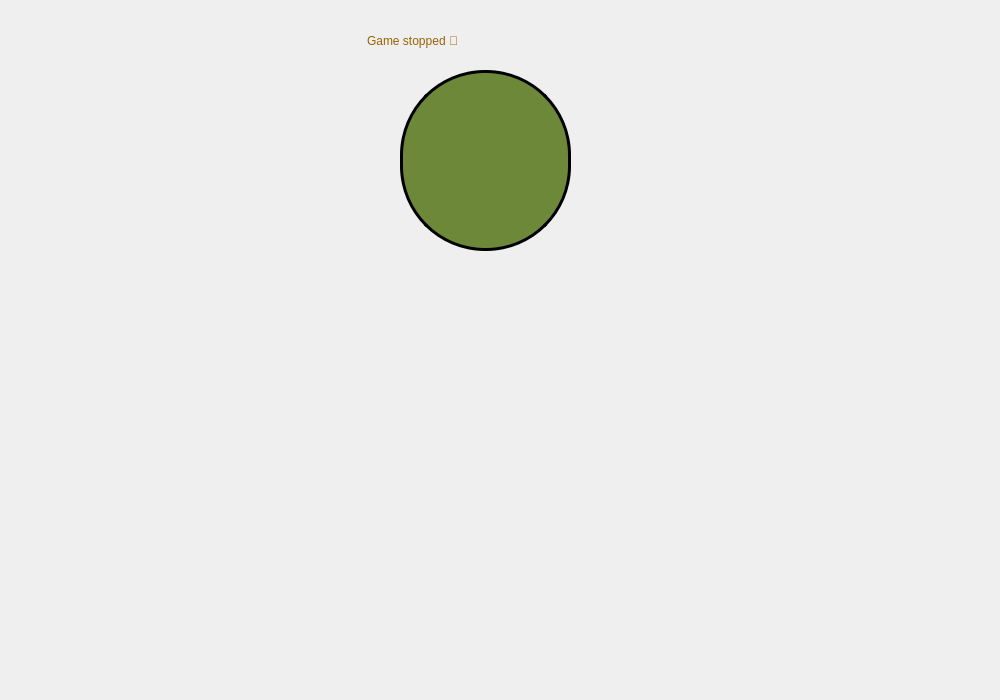
Qt form SkullKing/client.ui (faezehghiasi/SkullKing_Game) before a commit.
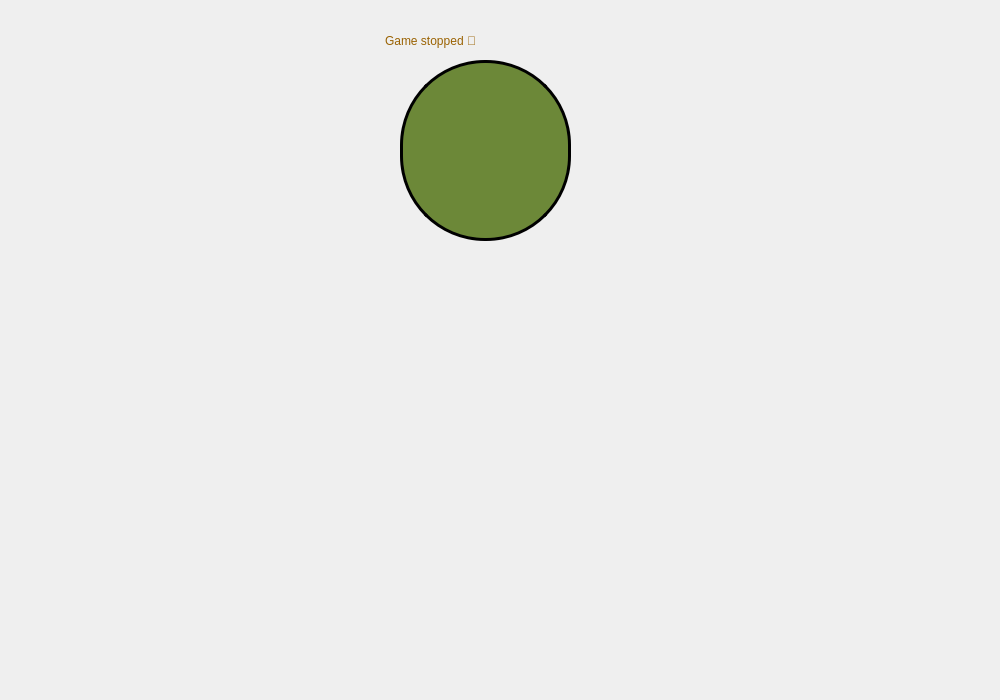
The same form after that commit. Icons and pictures are not drawn.

What changed in the file:
```diff
--- a/SkullKing/client.ui
+++ b/SkullKing/client.ui
@@ -219,9 +219,9 @@
      <widget class="QLabel" name="gost">
       <property name="geometry">
        <rect>
-        <x>390</x>
-        <y>240</y>
-        <width>241</width>
+        <x>380</x>
+        <y>220</y>
+        <width>231</width>
         <height>321</height>
        </rect>
       </property>
@@ -236,7 +236,7 @@
       <property name="geometry">
        <rect>
         <x>400</x>
-        <y>70</y>
+        <y>60</y>
         <width>171</width>
         <height>181</height>
        </rect>
@@ -254,9 +254,9 @@
      <widget class="QLabel" name="gameStoped">
       <property name="geometry">
        <rect>
-        <x>367</x>
+        <x>385</x>
         <y>0</y>
-        <width>372</width>
+        <width>271</width>
         <height>81</height>
        </rect>
       </property>
```
